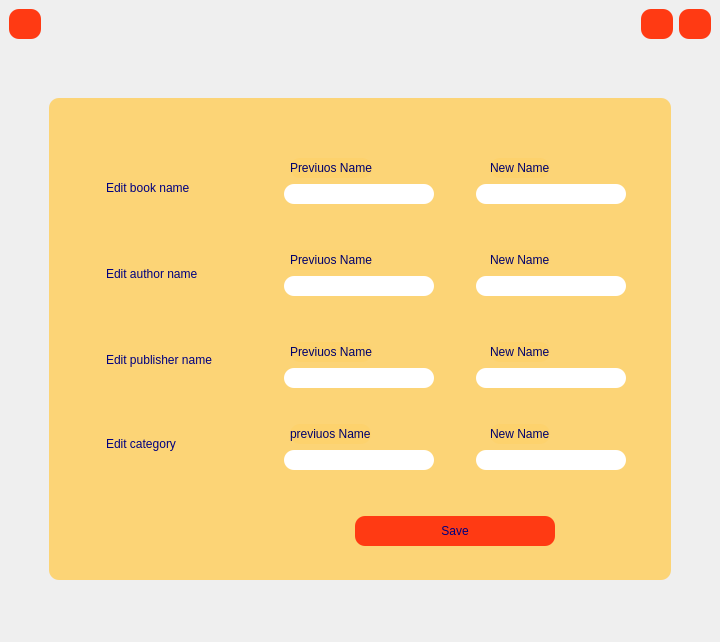
First picture: the form in editform.ui, repository fatemebd/Library, before the edit.
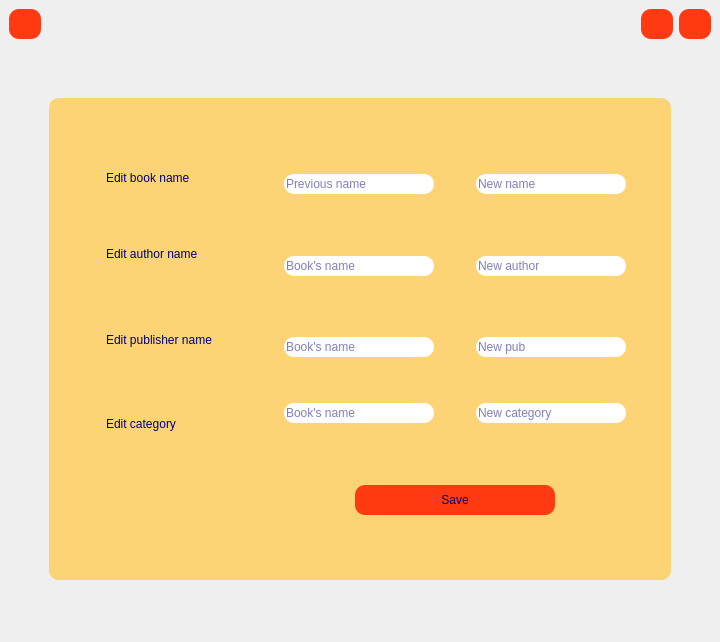
Second picture: the form after the edit. Icons and pictures are not drawn.

```diff
--- a/editform.ui
+++ b/editform.ui
@@ -228,7 +228,7 @@
              <property name="sizeHint" stdset="0">
               <size>
                <width>20</width>
-               <height>50</height>
+               <height>40</height>
               </size>
              </property>
             </spacer>
@@ -264,7 +264,7 @@
              <property name="sizeHint" stdset="0">
               <size>
                <width>20</width>
-               <height>60</height>
+               <height>50</height>
               </size>
              </property>
             </spacer>
@@ -333,7 +333,7 @@
              <property name="sizeHint" stdset="0">
               <size>
                <width>20</width>
-               <height>40</height>
+               <height>60</height>
               </size>
              </property>
             </spacer>
@@ -363,7 +363,7 @@
              <property name="sizeHint" stdset="0">
               <size>
                <width>20</width>
-               <height>120</height>
+               <height>140</height>
               </size>
              </property>
             </spacer>
@@ -404,69 +404,6 @@
              </property>
             </spacer>
            </item>
-           <item>
-            <layout class="QHBoxLayout" name="horizontalLayout_7">
-             <property name="topMargin">
-              <number>0</number>
-             </property>
-             <item>
-              <spacer name="horizontalSpacer_13">
-               <property name="orientation">
-                <enum>Qt::Horizontal</enum>
-               </property>
-               <property name="sizeType">
-                <enum>QSizePolicy::Fixed</enum>
-               </property>
-               <property name="sizeHint" stdset="0">
-                <size>
-                 <width>42</width>
-                 <height>20</height>
-                </size>
-               </property>
-              </spacer>
-             </item>
-             <item>
-              <widget class="QLabel" name="pname">
-               <property name="text">
-                <string>Previuos Name</string>
-               </property>
-              </widget>
-             </item>
-             <item>
-              <spacer name="horizontalSpacer_14">
-               <property name="orientation">
-                <enum>Qt::Horizontal</enum>
-               </property>
-               <property name="sizeHint" stdset="0">
-                <size>
-                 <width>40</width>
-                 <height>20</height>
-                </size>
-               </property>
-              </spacer>
-             </item>
-             <item>
-              <widget class="QLabel" name="nname">
-               <property name="text">
-                <string>New Name</string>
-               </property>
-              </widget>
-             </item>
-             <item>
-              <spacer name="horizontalSpacer_15">
-               <property name="orientation">
-                <enum>Qt::Horizontal</enum>
-               </property>
-               <property name="sizeHint" stdset="0">
-                <size>
-                 <width>40</width>
-                 <height>20</height>
-                </size>
-               </property>
-              </spacer>
-             </item>
-            </layout>
-           </item>
            <item>
             <layout class="QHBoxLayout" name="horizontalLayout_4">
              <property name="topMargin">
@@ -496,6 +433,9 @@
                <property name="toolTip">
                 <string>write past name</string>
                </property>
+               <property name="placeholderText">
+                <string>Previous name</string>
+               </property>
               </widget>
              </item>
              <item>
@@ -522,6 +462,9 @@
                <property name="toolTip">
                 <string>write name</string>
                </property>
+               <property name="placeholderText">
+                <string>New name</string>
+               </property>
               </widget>
              </item>
              <item>
@@ -552,69 +495,6 @@
              </property>
             </spacer>
            </item>
-           <item>
-            <layout class="QHBoxLayout" name="horizontalLayout_8">
-             <property name="topMargin">
-              <number>0</number>
-             </property>
-             <item>
-              <spacer name="horizontalSpacer_17">
-               <property name="orientation">
-                <enum>Qt::Horizontal</enum>
-               </property>
-               <property name="sizeType">
-                <enum>QSizePolicy::Fixed</enum>
-               </property>
-               <property name="sizeHint" stdset="0">
-                <size>
-                 <width>42</width>
-                 <height>20</height>
-                </size>
-               </property>
-              </spacer>
-             </item>
-             <item>
-              <widget class="QLabel" name="pauthor">
-               <property name="text">
-                <string>Previuos Name</string>
-               </property>
-              </widget>
-             </item>
-             <item>
-              <spacer name="horizontalSpacer_16">
-               <property name="orientation">
-                <enum>Qt::Horizontal</enum>
-               </property>
-               <property name="sizeHint" stdset="0">
-                <size>
-                 <width>40</width>
-                 <height>20</height>
-                </size>
-               </property>
-              </spacer>
-             </item>
-             <item>
-              <widget class="QLabel" name="nauthor">
-               <property name="text">
-                <string>New Name</string>
-               </property>
-              </widget>
-             </item>
-             <item>
-              <spacer name="horizontalSpacer_18">
-               <property name="orientation">
-                <enum>Qt::Horizontal</enum>
-               </property>
-               <property name="sizeHint" stdset="0">
-                <size>
-                 <width>40</width>
-                 <height>20</height>
-                </size>
-               </property>
-              </spacer>
-             </item>
-            </layout>
-           </item>
            <item>
             <layout class="QHBoxLayout" name="horizontalLayout_5">
              <property name="topMargin">
@@ -644,6 +524,9 @@
                <property name="toolTip">
                 <string>write past author</string>
                </property>
+               <property name="placeholderText">
+                <string>Book's name</string>
+               </property>
               </widget>
              </item>
              <item>
@@ -670,6 +553,9 @@
                <property name="toolTip">
                 <string>write new name</string>
                </property>
+               <property name="placeholderText">
+                <string>New author</string>
+               </property>
               </widget>
              </item>
              <item>
@@ -700,69 +586,6 @@
              </property>
             </spacer>
            </item>
-           <item>
-            <layout class="QHBoxLayout" name="horizontalLayout_9">
-             <property name="topMargin">
-              <number>0</number>
-             </property>
-             <item>
-              <spacer name="horizontalSpacer_20">
-               <property name="orientation">
-                <enum>Qt::Horizontal</enum>
-               </property>
-               <property name="sizeType">
-                <enum>QSizePolicy::Fixed</enum>
-               </property>
-               <property name="sizeHint" stdset="0">
-                <size>
-                 <width>42</width>
-                 <height>20</height>
-                </size>
-               </property>
-              </spacer>
-             </item>
-             <item>
-              <widget class="QLabel" name="ppress">
-               <property name="text">
-                <string>Previuos Name</string>
-               </property>
-              </widget>
-             </item>
-             <item>
-              <spacer name="horizontalSpacer_19">
-               <property name="orientation">
-                <enum>Qt::Horizontal</enum>
-               </property>
-               <property name="sizeHint" stdset="0">
-                <size>
-                 <width>40</width>
-                 <height>20</height>
-                </size>
-               </property>
-              </spacer>
-             </item>
-             <item>
-              <widget class="QLabel" name="npress">
-               <property name="text">
-                <string>New Name</string>
-               </property>
-              </widget>
-             </item>
-             <item>
-              <spacer name="horizontalSpacer_21">
-               <property name="orientation">
-                <enum>Qt::Horizontal</enum>
-               </property>
-               <property name="sizeHint" stdset="0">
-                <size>
-                 <width>40</width>
-                 <height>20</height>
-                </size>
-               </property>
-              </spacer>
-             </item>
-            </layout>
-           </item>
            <item>
             <layout class="QHBoxLayout" name="horizontalLayout_6">
              <property name="topMargin">
@@ -792,6 +615,9 @@
                <property name="toolTip">
                 <string>write past publisher</string>
                </property>
+               <property name="placeholderText">
+                <string>Book's name</string>
+               </property>
               </widget>
              </item>
              <item>
@@ -818,6 +644,9 @@
                <property name="toolTip">
                 <string>write new publisher</string>
                </property>
+               <property name="placeholderText">
+                <string>New pub</string>
+               </property>
               </widget>
              </item>
              <item>
@@ -846,74 +675,11 @@
              <property name="sizeHint" stdset="0">
               <size>
                <width>20</width>
-               <height>30</height>
+               <height>40</height>
               </size>
              </property>
             </spacer>
            </item>
-           <item>
-            <layout class="QHBoxLayout" name="horizontalLayout_11">
-             <property name="topMargin">
-              <number>0</number>
-             </property>
-             <item>
-              <spacer name="horizontalSpacer_26">
-               <property name="orientation">
-                <enum>Qt::Horizontal</enum>
-               </property>
-               <property name="sizeType">
-                <enum>QSizePolicy::Fixed</enum>
-               </property>
-               <property name="sizeHint" stdset="0">
-                <size>
-                 <width>42</width>
-                 <height>20</height>
-                </size>
-               </property>
-              </spacer>
-             </item>
-             <item>
-              <widget class="QLabel" name="label_2">
-               <property name="text">
-                <string>previuos Name</string>
-               </property>
-              </widget>
-             </item>
-             <item>
-              <spacer name="horizontalSpacer_27">
-               <property name="orientation">
-                <enum>Qt::Horizontal</enum>
-               </property>
-               <property name="sizeHint" stdset="0">
-                <size>
-                 <width>40</width>
-                 <height>20</height>
-                </size>
-               </property>
-              </spacer>
-             </item>
-             <item>
-              <widget class="QLabel" name="label">
-               <property name="text">
-                <string>New Name</string>
-               </property>
-              </widget>
-             </item>
-             <item>
-              <spacer name="horizontalSpacer_28">
-               <property name="orientation">
-                <enum>Qt::Horizontal</enum>
-               </property>
-               <property name="sizeHint" stdset="0">
-                <size>
-                 <width>40</width>
-                 <height>20</height>
-                </size>
-               </property>
-              </spacer>
-             </item>
-            </layout>
-           </item>
            <item>
             <layout class="QHBoxLayout" name="horizontalLayout_12">
              <property name="topMargin">
@@ -943,6 +709,9 @@
                <property name="toolTip">
                 <string>enter past category</string>
                </property>
+               <property name="placeholderText">
+                <string>Book's name</string>
+               </property>
               </widget>
              </item>
              <item>
@@ -969,6 +738,9 @@
                <property name="toolTip">
                 <string>enter new category</string>
                </property>
+               <property name="placeholderText">
+                <string>New category</string>
+               </property>
               </widget>
              </item>
              <item>
```
Left out of the diff: 82 changed lines with no effect on the pictures.
